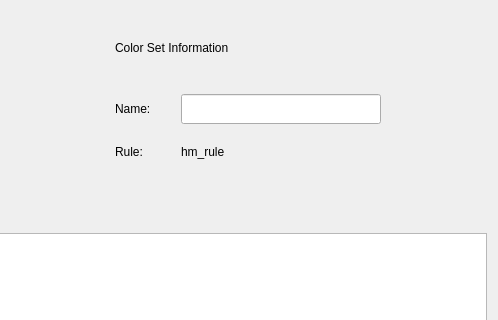
First picture: the form in src/main/python/cguis/design/info_dialog.ui, repository insad/DigitalPalette, before the edit; both pictures show x 142 to 640 and y 0 to 320 of the 640 by 480 pixel window.
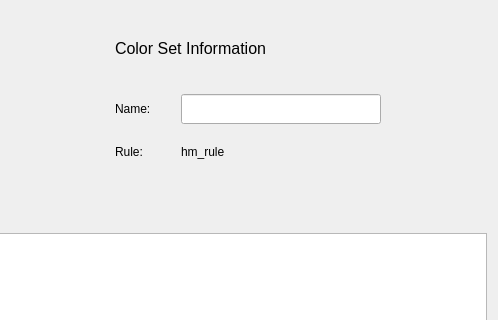
Second picture: the form after the edit.

Patch:
```diff
--- a/src/main/python/cguis/design/info_dialog.ui
+++ b/src/main/python/cguis/design/info_dialog.ui
@@ -44,6 +44,11 @@
        <height>60</height>
       </size>
      </property>
+     <property name="font">
+      <font>
+       <pointsize>12</pointsize>
+      </font>
+     </property>
      <property name="text">
       <string>Color Set Information</string>
      </property>
```
